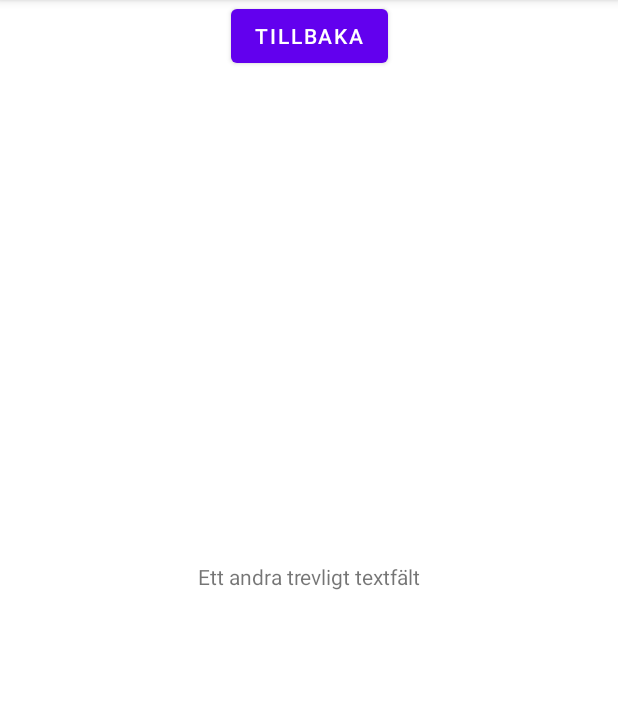
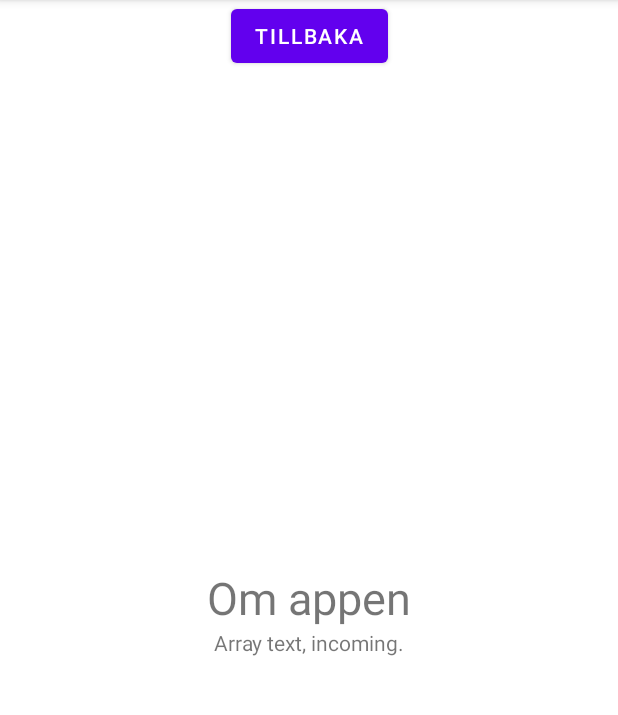
Before and after one commit to i19matla/MatsProjekt, an Android app: the blomsterinfo screen opened directly, with no data from a screen before it, on a phone screen of 412 x 824 dp, the part 84-799 px from its top. Run offline under Robolectric (Android 15) with nearby library versions, the phone set to English and light mode, and no system bars.

Commit message:
Placerat texten om blomman i en linearlayout och lagt en rubrik till respektive blomma samt. Samma teckenstorlek och och marginaler som på aboutsidan.

```diff
--- a/app/src/main/java/com/matslath/matsprojekt/blomsterinfo.java
+++ b/app/src/main/java/com/matslath/matsprojekt/blomsterinfo.java
@@ -14,6 +14,7 @@ public class blomsterinfo extends AppCompatActivity {
         super.onCreate(savedInstanceState);
         setContentView(R.layout.activity_blomsterinfo);
 
+        TextView headingFlower = findViewById(R.id.headingFlower);
         TextView textView = findViewById(R.id.name);
 
 
@@ -25,6 +26,7 @@ public class blomsterinfo extends AppCompatActivity {
             int cost = extras.getInt("cost");
             int size = extras.getInt("size");
 
+            headingFlower.setText(name);
             textView.setText("Blomman " + name + " säljs av " + company + ". Blomman trivs bäst " + location + " och kostar " + cost + ":- och är ca " + size + "cm stor.");
         }
 
--- a/app/src/main/res/layout/activity_blomsterinfo.xml
+++ b/app/src/main/res/layout/activity_blomsterinfo.xml
@@ -5,16 +5,6 @@
     android:layout_width="match_parent"
     android:layout_height="match_parent"
     tools:context=".blomsterinfo">
-
-    <TextView
-        android:id="@+id/name"
-        android:layout_width="wrap_content"
-        android:layout_height="wrap_content"
-        android:text="Ett andra trevligt textfält"
-        app:layout_constraintBottom_toBottomOf="parent"
-        app:layout_constraintEnd_toEndOf="parent"
-        app:layout_constraintStart_toStartOf="parent"
-        app:layout_constraintTop_toTopOf="parent" />
 
     <Button
         android:id="@+id/closeBlomsterinfo"
@@ -25,4 +15,34 @@
         app:layout_constraintStart_toStartOf="parent"
         app:layout_constraintTop_toTopOf="parent" />
 
+    <LinearLayout
+        android:layout_width="wrap_content"
+        android:layout_height="wrap_content"
+        android:orientation="vertical"
+        app:layout_constraintBottom_toBottomOf="parent"
+        app:layout_constraintEnd_toEndOf="parent"
+        app:layout_constraintStart_toStartOf="parent"
+        app:layout_constraintTop_toBottomOf="@+id/closeBlomsterinfo"
+        android:gravity="center">
+
+        <TextView
+            android:id="@+id/headingFlower"
+            android:layout_width="wrap_content"
+            android:layout_height="wrap_content"
+            android:text="Om appen"
+            android:textSize="30sp" />
+
+        <TextView
+            android:id="@+id/name"
+            android:layout_width="wrap_content"
+            android:layout_height="wrap_content"
+            android:text="Array text, incoming."
+            android:textSize="14sp"
+            android:layout_marginLeft="20dp"
+            android:layout_marginRight="20dp"/>
+
+
+    </LinearLayout>
+
+
 </androidx.constraintlayout.widget.ConstraintLayout>
```
